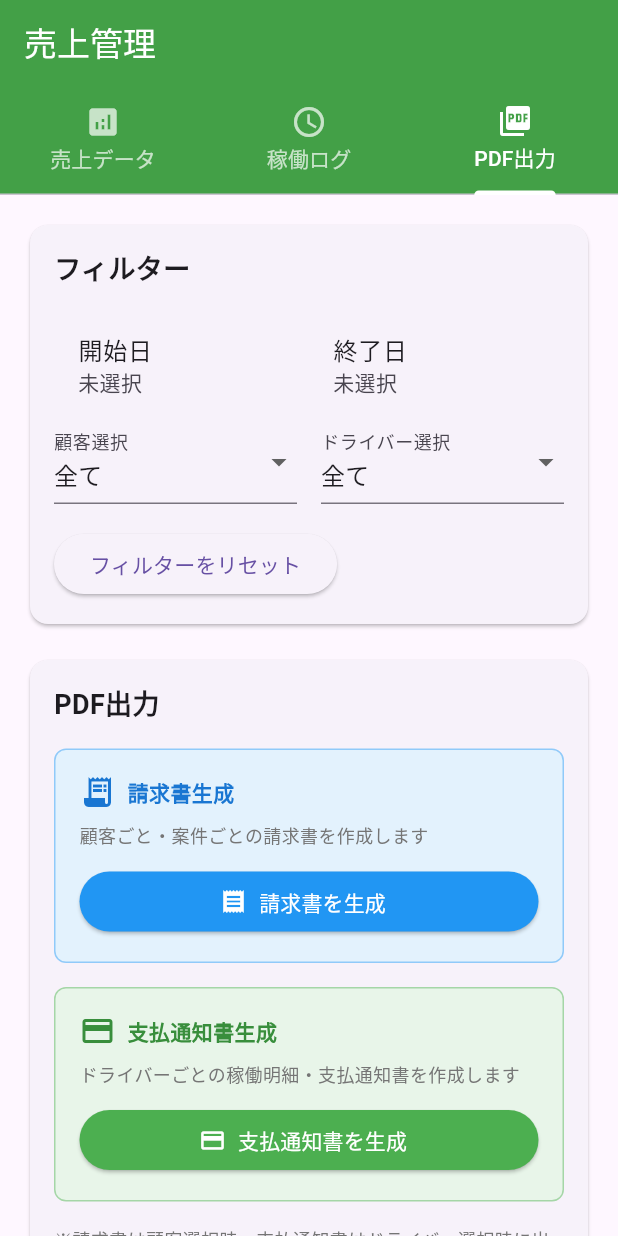
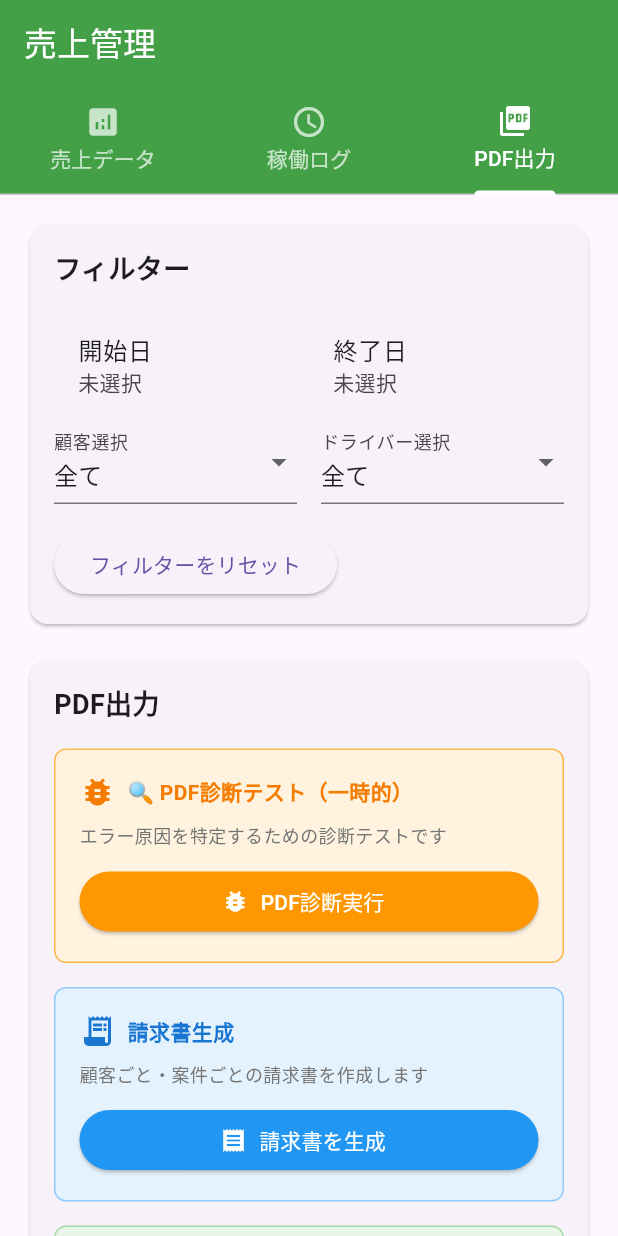
Before and after one commit to wfeafewafewa/cargo-management-system, a Flutter app: the SalesManagementUnifiedScreen screen opened by its route, tab 3 chosen, on a phone screen of 412 x 824 dp. Run offline on Flutter 3.47's test engine with Material 3 defaults, Android fonts, the light colour scheme and no system bars; our stand-ins replace cloud_firestore, csv, firebase_auth, firebase_core, pdf; missing offline and left inert: dart:html, universal_html; accounts and stored records are empty.

Commit message:
feat: PDF診断ボタンを追加 - エラー原因特定用

```diff
--- a/lib/screens/sales_management_unified.dart
+++ b/lib/screens/sales_management_unified.dart
@@ -3,6 +3,7 @@ import 'package:cloud_firestore/cloud_firestore.dart';
 import 'package:intl/intl.dart';
 import 'dart:typed_data'; // Uint8List用
 import '../services/pdf_service.dart'; // PDF Serviceをインポート
+import '../debug/pdf_debug_test.dart';
 
 class SalesManagementUnifiedScreen extends StatefulWidget {
   @override
@@ -408,7 +409,75 @@ class _SalesManagementUnifiedScreenState
                 style: TextStyle(fontSize: 18, fontWeight: FontWeight.bold)),
             SizedBox(height: 16),
 
-            // 請求書生成セクション
+            // 🔍 診断ボタンを最初に追加
+            Container(
+              margin: EdgeInsets.only(bottom: 16),
+              padding: EdgeInsets.all(16),
+              decoration: BoxDecoration(
+                color: Colors.orange.shade50,
+                borderRadius: BorderRadius.circular(8),
+                border: Border.all(color: Colors.orange.shade300),
+              ),
+              child: Column(
+                crossAxisAlignment: CrossAxisAlignment.start,
+                children: [
+                  Row(
+                    children: [
+                      Icon(Icons.bug_report, color: Colors.orange.shade700),
+                      SizedBox(width: 8),
+                      Text(
+                        '🔍 PDF診断テスト（一時的）',
+                        style: TextStyle(
+                          fontWeight: FontWeight.bold,
+                          color: Colors.orange.shade700,
+                        ),
+                      ),
+                    ],
+                  ),
+                  SizedBox(height: 8),
+                  Text(
+                    'エラー原因を特定するための診断テストです',
+                    style: TextStyle(fontSize: 12, color: Colors.grey.shade600),
+                  ),
+                  SizedBox(height: 12),
+                  SizedBox(
+                    width: double.infinity,
+                    child: ElevatedButton.icon(
+                      onPressed: () async {
+                        print('🔍 PDF診断開始...');
+                        try {
+                          await PdfDebugTest.runDiagnostics();
+                          await PdfDebugTest.stepByStepTest();
+
+                          ScaffoldMessenger.of(context).showSnackBar(
+                            SnackBar(
+                              content: Text('診断完了！コンソールログを確認してください'),
+                              backgroundColor: Colors.green,
+                            ),
+                          );
+                        } catch (e) {
+                          print('❌ 診断エラー: $e');
+                          ScaffoldMessenger.of(context).showSnackBar(
+                            SnackBar(
+                              content: Text('診断エラー: $e'),
+                              backgroundColor: Colors.red,
+                            ),
+                          );
+                        }
+                      },
+                      icon: Icon(Icons.bug_report),
+                      label: Text('PDF診断実行'),
+                      style: ElevatedButton.styleFrom(
+                        backgroundColor: Colors.orange,
+                        foregroundColor: Colors.white,
+                      ),
+                    ),
+                  ),
+                ],
+              ),
+            ),
+
+            // 既存の請求書生成セクション
             Container(
               margin: EdgeInsets.only(bottom: 16),
               padding: EdgeInsets.all(16),
@@ -455,7 +524,7 @@ class _SalesManagementUnifiedScreenState
               ),
             ),
 
-            // 支払通知書生成セクション
+            // 支払通知書生成セクション（既存のまま）
             Container(
               padding: EdgeInsets.all(16),
               decoration: BoxDecoration(
```
